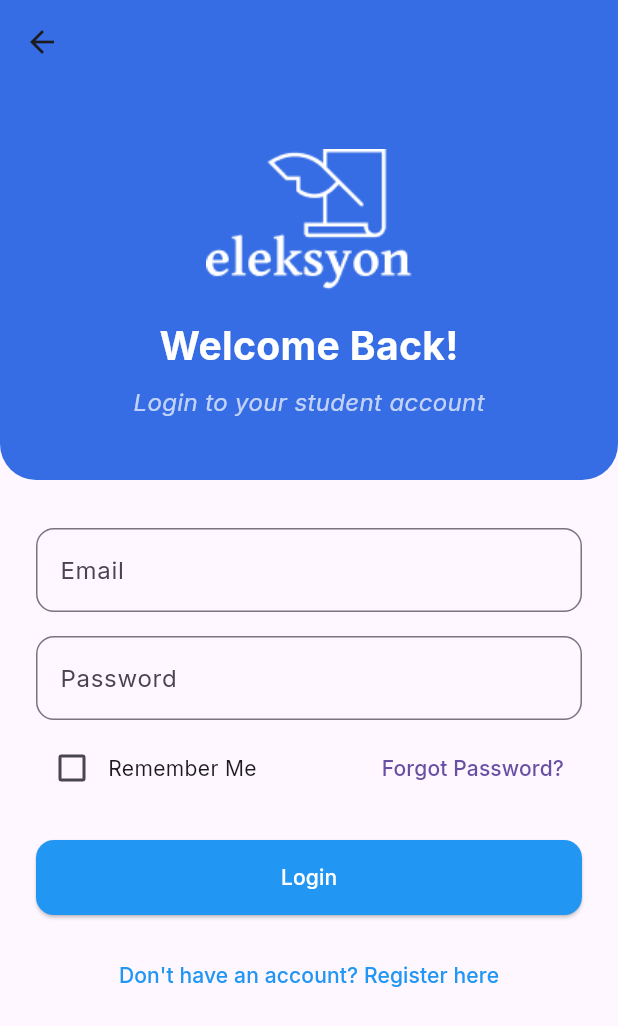
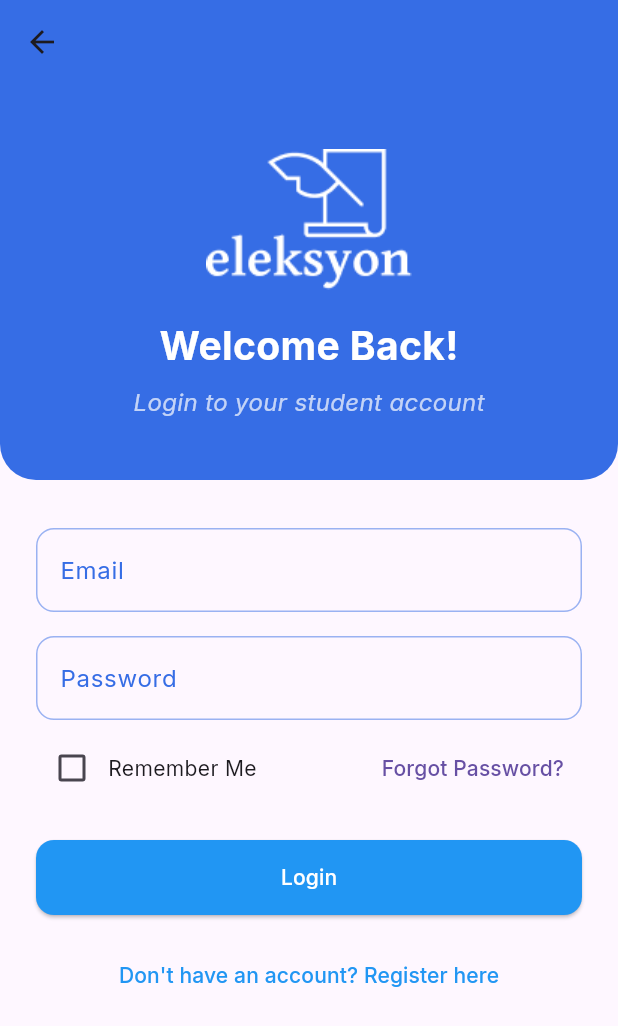
Before and after one commit to rv-vr/eleksyon, a Flutter app: the screen it shows after launch, after a tap on "Student Login", on a phone screen of 412 x 824 dp. Shown: the top 1026 px of the screen. Run offline on Flutter 3.47's test engine with Material 3 defaults, Android fonts, the light colour scheme and no system bars; our stand-ins replace file_picker, fl_chart, google_fonts.

Commit message:
removed comments

```diff
--- a/lib/features/candidates/candidateprofile.dart
+++ b/lib/features/candidates/candidateprofile.dart
@@ -4,8 +4,8 @@ import '../sample_data/candidate.dart';
 import 'package:google_fonts/google_fonts.dart';
 
 class CandidateProfile extends StatelessWidget {
-  final Function(int) onBackState;  // Callback function to update state
-  final Candidate candidate; // Candidate object
+  final Function(int) onBackState;
+  final Candidate candidate;
 
   const CandidateProfile({super.key, required this.onBackState, required this.candidate});
 
--- a/lib/features/dashboard/vote_confirmation.dart
+++ b/lib/features/dashboard/vote_confirmation.dart
@@ -1,6 +1,6 @@
 import 'package:flutter/material.dart';
-import 'package:google_fonts/google_fonts.dart'; // Assuming you use GoogleFonts for consistency
-import 'package:eleksyon/components/constants.dart'; // Assuming you use Constants for colors
+import 'package:google_fonts/google_fonts.dart';
+import 'package:eleksyon/components/constants.dart';
 
 Future<bool?> showVoteConfirmationModal(
   BuildContext context, {
--- a/lib/features/login/onboarding.dart
+++ b/lib/features/login/onboarding.dart
@@ -1,3 +1,4 @@
+import 'package:eleksyon/components/constants.dart';
 import 'package:eleksyon/features/login/admin_login.dart';
 import 'package:eleksyon/features/login/register.dart';
 import 'package:flutter/material.dart';
@@ -76,7 +77,7 @@ class _OnboardingPageState extends State<OnboardingPage> {
                     _buildButton(
                       icon: Icons.school,
                       label: 'Student Login',
-                      color: Colors.blue.shade800,
+                      color: Constants.primaryColor,
                       onTap: () {
                         Navigator.push(context, MaterialPageRoute(
                           builder: (context) => StudentLogin(),
@@ -87,7 +88,7 @@ class _OnboardingPageState extends State<OnboardingPage> {
                     _buildButton(
                       icon: Icons.admin_panel_settings,
                       label: 'Admin Login',
-                      color: Colors.blue.shade700,
+                      color: Constants.primaryColor,
                       onTap: () {
                         Navigator.push(context, MaterialPageRoute(
                           builder: (context) => AdminLoginForm(),
@@ -98,7 +99,7 @@ class _OnboardingPageState extends State<OnboardingPage> {
                     _buildButton(
                       icon: Icons.app_registration,
                       label: 'Register',
-                      color: Colors.blue.shade600,
+                      color: Constants.primaryColor,
                       onTap: () {
                         Navigator.push(context, MaterialPageRoute(
                           builder: (context) => RegisterForm(),
@@ -111,13 +112,13 @@ class _OnboardingPageState extends State<OnboardingPage> {
                     Row(
                       mainAxisAlignment: MainAxisAlignment.center,
                       children: [
-                        Icon(Icons.verified_user, size: 18, color: Colors.blue.shade500),
+                        Icon(Icons.verified_user, size: 18, color: Constants.primaryColor),
                         SizedBox(width: 6),
                         Text(
                           'Secure and Trusted Voting App',
                           style: TextStyle(
                             fontSize: 12,
-                            color: Colors.blue.shade500,
+                            color: Constants.primaryColor,
                           ),
                         ),
                       ],
--- a/lib/features/login/student_login.dart
+++ b/lib/features/login/student_login.dart
@@ -151,8 +151,14 @@ class _StudentLoginState extends State<StudentLogin> {
       keyboardType: keyboardType,
       decoration: InputDecoration(
         labelText: label,
-        border: OutlineInputBorder(
+        labelStyle: TextStyle(color: Constants.primaryColor),
+        enabledBorder: OutlineInputBorder(
           borderRadius: BorderRadius.circular(12),
+          borderSide: BorderSide(color: Constants.primaryColor.withOpacity(0.5)),
+        ),
+        focusedBorder: OutlineInputBorder(
+          borderRadius: BorderRadius.circular(12),
+          borderSide: BorderSide(color: Constants.primaryColor, width: 2),
         ),
       ),
     );
--- a/lib/features/models/admin_candidate_model.dart
+++ b/lib/features/models/admin_candidate_model.dart
@@ -5,8 +5,7 @@ class AdminCandidate {
   String year;
   String runningFor;
   String party;
-  String? imagePath; // For existing images (asset path)
-  // Uint8List? imageBytes; // For new/edited image from picker
+  String? imagePath;
 
   AdminCandidate({
     required this.id,
@@ -16,6 +15,5 @@ class AdminCandidate {
     required this.runningFor,
     required this.party,
     this.imagePath,
-    // this.imageBytes,
   });
 }
--- a/lib/features/models/dashboard_model.dart
+++ b/lib/features/models/dashboard_model.dart
@@ -16,7 +16,7 @@ class CandidateVoteItem {
   final String id;
   final String name;
   final String party;
-  final String imageUrl; // Asset path or network URL
+  final String imageUrl;
 
   CandidateVoteItem({
     required this.id,
--- a/lib/features/results/voting_results.dart
+++ b/lib/features/results/voting_results.dart
@@ -172,7 +172,6 @@ class _VotingResultsPageState extends State<VotingResultsPage> {
                               style: GoogleFonts.inter(fontSize: 20, fontWeight: FontWeight.w900, color: Constants.primaryColor),
                             ),
                             const SizedBox(height: 10),
-                            // Chart for vote distribution
                             Container(
                               height: 200,
                               margin: const EdgeInsets.symmetric(vertical: 10),
--- a/lib/features/schedule/election_schedule.dart
+++ b/lib/features/schedule/election_schedule.dart
@@ -33,7 +33,7 @@ class _ElectionSchedulePageState extends State<ElectionSchedulePage> {
 
   @override
   Widget build(BuildContext context) {
-    _schedule.sort((a, b) => a.startDate.compareTo(b.startDate)); // Ensure chronological order
+    _schedule.sort((a, b) => a.startDate.compareTo(b.startDate));
 
     return Scaffold(
       appBar: AppBar(
--- a/lib/features/user_profile/userprofile.dart
+++ b/lib/features/user_profile/userprofile.dart
@@ -1,6 +1,7 @@
 import 'dart:io';
 import 'dart:typed_data';
 import 'package:eleksyon/components/constants.dart';
+import 'package:eleksyon/features/login/onboarding.dart';
 import 'package:eleksyon/features/sample_data/users.dart';
 import 'package:flutter/material.dart';
 import 'package:file_picker/file_picker.dart';
@@ -372,6 +373,7 @@ class _UserProfileSettingsState extends State<UserProfileSettings> {
                     padding: const EdgeInsets.symmetric(horizontal: 20),
                     child: TextButton.icon(
                       onPressed: () {
+                        OnboardingPage();
                         // Change Log out
                       },
                       icon: const Icon(Icons.logout, color: Colors.red),
```
Also changed, not shown: lib/features/admin/candidate_management.dart (+2 -25 lines), lib/features/dashboard/dashboard.dart (+8 -9 lines), lib/features/models/live_results_modal.dart (added, +27 -0 lines), lib/features/models/voter_history_model.dart (added, +11 -0 lines), lib/features/results/live_voting_results.dart (+2 -50 lines), lib/features/sample_data/schedule.dart (+27 -5 lines), lib/features/user_profile/history.dart (+14 -28 lines), lib/main.dart (+10 -13 lines).
